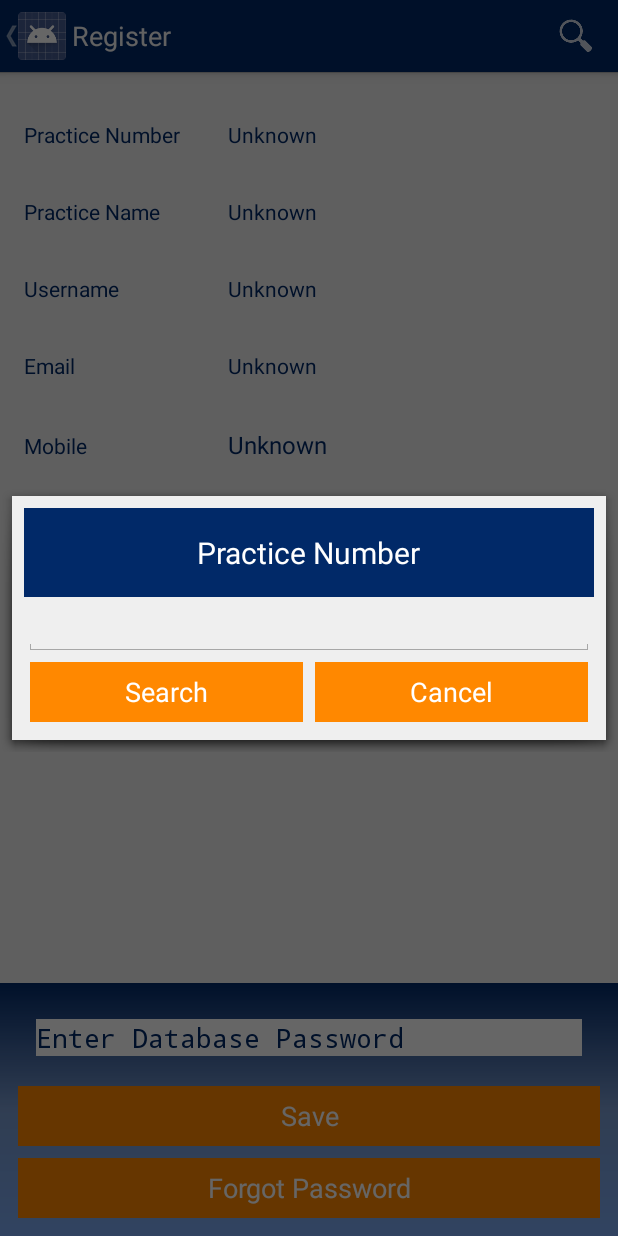
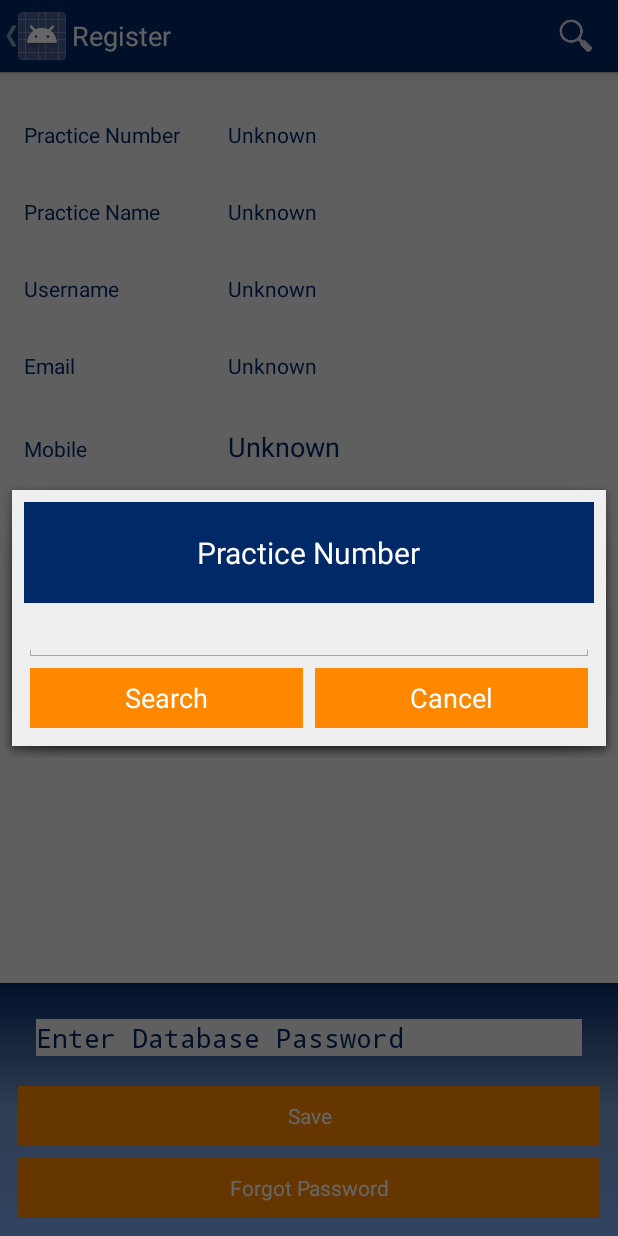
Before and after one commit to BradAdonis/EMDMobile, an Android app: the screen it shows after launch (userRegistration), after a tap on "Search", on a phone screen of 412 x 824 dp. Run offline under Robolectric (Android 15) with nearby library versions, the phone set to English and light mode, and no system bars.

Commit message:
Editiing Style Colors

```diff
--- a/app/src/main/res/layout/activity_user_registration.xml
+++ b/app/src/main/res/layout/activity_user_registration.xml
@@ -4,7 +4,7 @@
     android:layout_height="match_parent"
     android:paddingTop="@dimen/activity_vertical_margin"
     tools:context="com.emd.emdmobile.app.userRegistration"
-    android:background="#efefef">
+    android:background="@color/contentBackground">
     <ScrollView
         android:layout_width="fill_parent"
         android:layout_height="fill_parent"
@@ -19,7 +19,6 @@
                 <TextView
                     android:layout_width="wrap_content"
                     android:layout_height="wrap_content"
-                    style="@style/textBlue"
                     android:textSize="@dimen/contentDefault"
                     android:layout_margin="@dimen/keyline_margin"
                     android:text="@string/registrationPracticeNumber"
@@ -28,7 +27,6 @@
                 <TextView
                     android:layout_width="wrap_content"
                     android:layout_height="wrap_content"
-                    style="@style/textBlue"
                     android:textSize="@dimen/contentDefault"
                     android:layout_margin="@dimen/keyline_margin"
                     android:text="@string/registrationUnknown"
@@ -38,7 +36,6 @@
                 <TextView
                     android:layout_width="wrap_content"
                     android:layout_height="wrap_content"
-                    style="@style/textBlue"
                     android:textSize="@dimen/contentDefault"
                     android:layout_margin="@dimen/keyline_margin"
                     android:text="@string/registrationPracticeName"
@@ -47,7 +44,6 @@
                 <TextView
                     android:layout_width="wrap_content"
                     android:layout_height="wrap_content"
-                    style="@style/textBlue"
                     android:textSize="@dimen/contentDefault"
                     android:layout_margin="@dimen/keyline_margin"
                     android:text="@string/registrationUnknown"
@@ -57,7 +53,6 @@
                 <TextView
                     android:layout_width="wrap_content"
                     android:layout_height="wrap_content"
-                    style="@style/textBlue"
                     android:textSize="@dimen/contentDefault"
                     android:layout_margin="@dimen/keyline_margin"
                     android:text="@string/registrationUserName"
@@ -66,7 +61,6 @@
                 <TextView
                     android:layout_width="wrap_content"
                     android:layout_height="wrap_content"
-                    style="@style/textBlue"
                     android:textSize="@dimen/contentDefault"
                     android:layout_margin="@dimen/keyline_margin"
                     android:text="@string/registrationUnknown"
@@ -76,7 +70,6 @@
                 <TextView
                     android:layout_width="wrap_content"
                     android:layout_height="wrap_content"
-                    style="@style/textBlue"
                     android:textSize="@dimen/contentDefault"
                     android:layout_margin="@dimen/keyline_margin"
                     android:text="@string/registrationEmail"
@@ -85,7 +78,6 @@
                 <TextView
                     android:layout_width="wrap_content"
                     android:layout_height="wrap_content"
-                    style="@style/textBlue"
                     android:textSize="@dimen/contentDefault"
                     android:layout_margin="@dimen/keyline_margin"
                     android:text="@string/registrationUnknown"
@@ -95,7 +87,6 @@
                 <TextView
                     android:layout_width="wrap_content"
                     android:layout_height="wrap_content"
-                    style="@style/textBlue"
                     android:textSize="@dimen/contentDefault"
                     android:layout_margin="@dimen/keyline_margin"
                     android:text="@string/registrationMobile"
@@ -104,7 +95,6 @@
                 <TextView
                     android:layout_width="wrap_content"
                     android:layout_height="wrap_content"
-                    style="@style/textBlue"
                     android:textSize="@dimen/contentPrimary"
                     android:layout_margin="@dimen/keyline_margin"
                     android:text="@string/registrationUnknown"
@@ -122,7 +112,7 @@
             android:id="@+id/txtPassword"
             android:layout_width="match_parent"
             android:layout_height="wrap_content"
-            android:background="@android:color/white"
+            android:background="@color/contentBackground"
             android:layout_margin="@dimen/keyline_margin"
             android:inputType="textPassword"
             android:hint="@string/registrationPassword"
@@ -134,9 +124,7 @@
             android:layout_width="match_parent"
             android:layout_height="40dp"
             android:padding="5dp"
-            android:textColor="#fff"
             android:text="@string/registrationSave"
-            android:background="@android:color/holo_orange_dark"
             android:layout_below="@+id/txtPassword"
             android:layout_margin="@dimen/item_spacing"/>
 
@@ -145,9 +133,7 @@
             android:layout_width="match_parent"
             android:padding="5dp"
             android:layout_height="40dp"
-            android:textColor="#fff"
             android:text="@string/registrationResetPassword"
-            android:background="@android:color/holo_orange_dark"
             android:layout_below="@id/btnSave"
             android:layout_margin="@dimen/item_spacing"/>
     </RelativeLayout>
--- a/app/src/main/res/layout/custom_toast.xml
+++ b/app/src/main/res/layout/custom_toast.xml
@@ -5,7 +5,7 @@
     android:layout_width="fill_parent"
     android:layout_height="fill_parent"
     android:padding="@dimen/layout_padding"
-    style="@style/backgroundGrey"
+    android:background="@color/baseColor"
     android:id="@+id/toast_layout_root">
 
     <ImageView
--- a/app/src/main/res/layout/search_dialog.xml
+++ b/app/src/main/res/layout/search_dialog.xml
@@ -9,12 +9,14 @@
         android:layout_width="match_parent"
         android:layout_height="wrap_content"
         android:background="#012968"
-        android:id="@+id/searchHeader">
+        android:id="@+id/searchHeader"
+        android:padding="@dimen/item_spacing">
         <TextView
             android:id="@+id/lblSearchLabel"
             android:layout_width="wrap_content"
             android:layout_height="wrap_content"
             android:layout_centerHorizontal="true"
+            android:layout_centerVertical="true"
             android:text="@string/searchLabel"
             android:textSize="20dp"
             android:textColor="#FFF"
--- a/app/src/main/res/values/dimens.xml
+++ b/app/src/main/res/values/dimens.xml
@@ -21,12 +21,15 @@
     <dimen name="drawerTextMargin">10dp</dimen>
     <dimen name="drawerWidth">250dp</dimen>
     <!--Content Sizes-->
-    <dimen name="contentPrimary">16sp</dimen>
+    <dimen name="contentPrimary">18sp</dimen>
     <dimen name="contentSecondary">12sp</dimen>
     <dimen name="contentDefault">14sp</dimen>
+    <dimen name="contentHeader">22sp</dimen>
     <!--Dialog Sizes-->
     <dimen name="dlgCornerRadius">10dp</dimen>
     <dimen name="dlgPadding">5dp</dimen>
     <dimen name="dlgStroke">1dp</dimen>
+    <!--Button Height-->
+    <dimen name="buttonHeight">40dp</dimen>
 
 </resources>
--- a/app/src/main/res/values/styles.xml
+++ b/app/src/main/res/values/styles.xml
@@ -1,12 +1,15 @@
 <resources>
     <style name="AppTheme" parent="android:Theme.Holo.Light.DarkActionBar">
         <item name="android:activatedBackgroundIndicator">@drawable/listitem_background</item>
-        <item name="android:textColor">#012968</item>
-        <item name="android:textColorHint">#012968</item>
-        <item name="android:textColorPrimary">#012968</item>
-        <item name="android:textColorSecondary">#012968</item>
-        <item name="android:textColorTertiary">#012968</item>
+        <item name="android:textColor">@color/baseColor</item>
+        <item name="android:textColorHint">@color/baseColor</item>
+        <item name="android:textColorPrimary">@color/baseColor</item>
+        <item name="android:textColorSecondary">@color/middleColor</item>
+        <item name="android:textColorTertiary">@color/highlightColor</item>
         <item name="android:actionBarStyle">@style/actionBar</item>
+        <item name="android:actionBarTabBarStyle">@style/actionBarTab</item>
+        <item name="android:buttonStyle">@style/button</item>
+
     </style>
 
 
@@ -17,13 +20,23 @@
         <item name="android:textColor">#fff</item>
     </style>
 
+    <style name="actionBarTab" parent="android:Widget.Holo.ActionBar.TabView">
+        <item name="android:background">@drawable/listitem_background</item>
+    </style>
+
     <style name="listFont" parent="android:style/Widget.ListView">
-        <item name="android:textColor">#f3f3f3</item>
+        <item name="android:textColor">@color/textHeader</item>
         <item name="android:typeface">sans</item>
     </style>
 
+    <style name="button" parent="android:Widget.Button">
+        <item name="android:textColor">@color/textHeader</item>
+        <item name="android:background">@color/selectionDark</item>
+        <item name="android:layout_height">@dimen/buttonHeight</item>
+    </style>
+
     <style name="textWhite">
-        <item name="android:textColor">#fff</item>
+        <item name="android:textColor">@color/textHeader</item>
     </style>
 
     <style name="textBlue">
```
Also changed, not shown: app/src/main/res/layout/patient_item_list.xml (+6 -12 lines), app/src/main/res/layout/reset_password_dialog.xml (+3 -8 lines).
